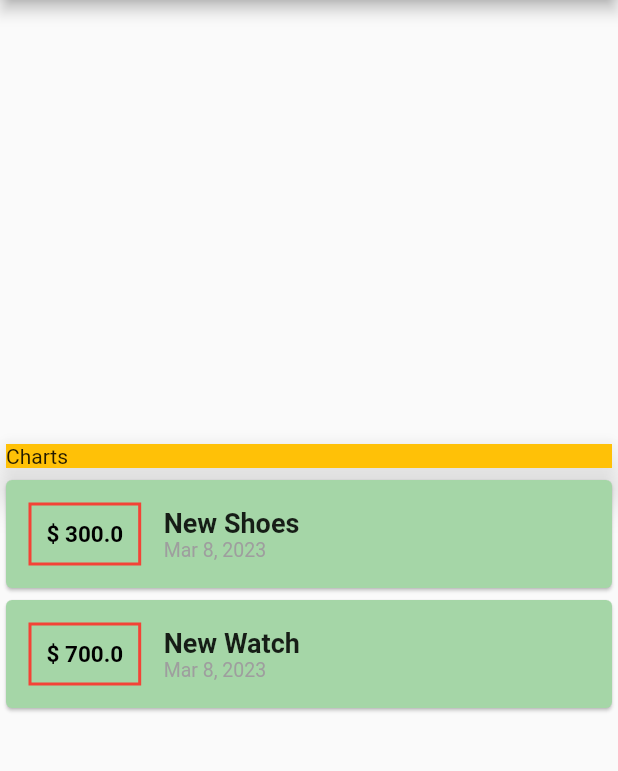
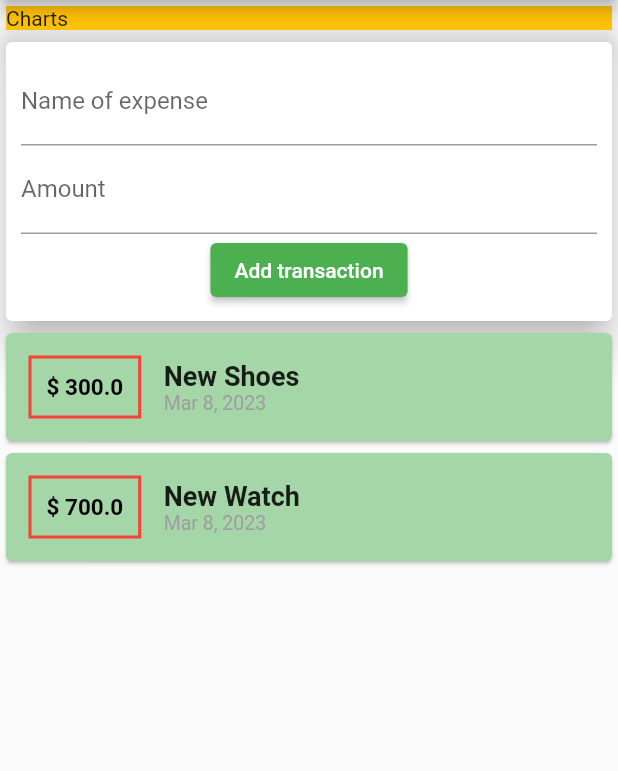
Before and after one commit to TRohit20/Flutter-Playground, a Flutter app: the screen it shows after launch, on a phone screen of 412 x 824 dp, the part 84-855 px from its top. Run offline on Flutter 3.47's test engine with Material 2 defaults, Android fonts, the phone set to English and light mode, and no system bars; our stand-ins replace firebase_auth, firebase_core; missing offline and left inert: dart:ffi; accounts and stored records are empty.

Commit message:
User input using Textfield

```diff
--- a/expense_tracker/lib/main.dart
+++ b/expense_tracker/lib/main.dart
@@ -19,6 +19,9 @@ class MyApp extends StatelessWidget {
 class MyHomePage extends StatelessWidget {
   // const MyHomePage({super.key});
 
+  final transactionTitle = TextEditingController();
+  final transactionAmount = TextEditingController();
+
   final List<Transactions> transactions = [
     Transactions(amount: 300, date: DateTime.now(), title: 'New Shoes'),
     Transactions(amount: 700, date: DateTime.now(), title: 'New Watch')
@@ -35,7 +38,7 @@ class MyHomePage extends StatelessWidget {
         backgroundColor: Colors.green,
       ),
       body: Column(
-        mainAxisAlignment: MainAxisAlignment.center,
+        // mainAxisAlignment: MainAxisAlignment.center,
         crossAxisAlignment: CrossAxisAlignment.center,
         children: <Widget>[
           Container(
@@ -44,6 +47,38 @@ class MyHomePage extends StatelessWidget {
               elevation: 10,
               child: Container(
                   width: 300, color: Colors.amber, child: Text('Charts')),
+            ),
+          ),
+          // ignore: prefer_const_literals_to_create_immutables
+          Card(
+            elevation: 10,
+            child: Container(
+              padding: const EdgeInsets.all(10),
+              child: Column(
+                crossAxisAlignment: CrossAxisAlignment.center,
+                // ignore: prefer_const_literals_to_create_immutables
+                children: <Widget>[
+                  TextField(
+                    decoration:
+                        const InputDecoration(labelText: 'Name of expense'),
+                    controller: transactionTitle,
+                    // onChanged: (value) => transactionTitle = value,),
+                  ),
+                  TextField(
+                    decoration: const InputDecoration(labelText: 'Amount'),
+                    controller: transactionAmount,
+                  ),
+                  ElevatedButton(
+                    onPressed: () {},
+                    style: const ButtonStyle(
+                        backgroundColor:
+                            MaterialStatePropertyAll(Colors.green)),
+                    child: const Text(
+                      'Add transaction',
+                    ),
+                  )
+                ],
+              ),
             ),
           ),
           Column(
```
Also changed, not shown: 1 other file.
